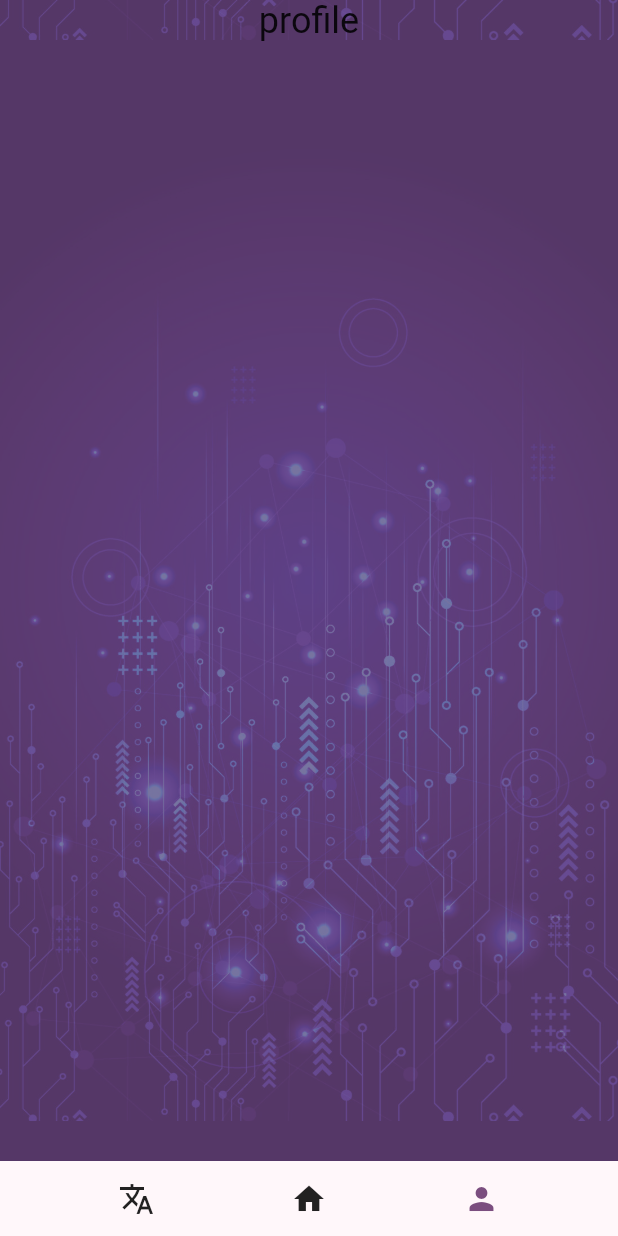
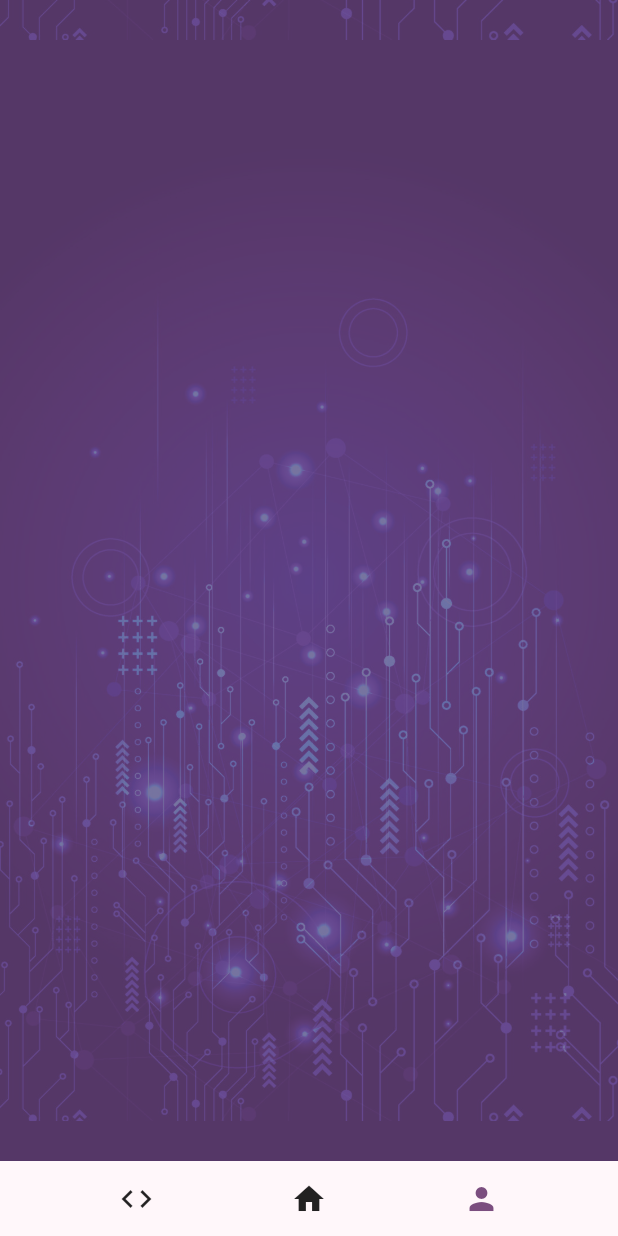
Before and after one commit to apfox500/SoftDev2023, a Flutter app: the screen it shows after launch, after a tap on the "person" icon, on a phone screen of 412 x 824 dp. Run offline on Flutter 3.47's test engine with Material 2 defaults, Android fonts, the phone set to English and light mode, and no system bars; our stand-ins replace page_transition; network calls fail; statements that could not run were skipped.

Commit message:
reset translate and profile to blank

```diff
--- a/koda/lib/bottom_buttons.dart
+++ b/koda/lib/bottom_buttons.dart
@@ -8,11 +8,10 @@ import 'home.dart';
 
 double buttonHeight = 50;
 
-//TODO: rework this page to be liken the one in perfectplate
 class FooterButtons extends StatelessWidget {
-  const FooterButtons(this.global, {Key? key, this.page = "home"}) : super(key: key);
+  const FooterButtons(this.global, {Key? key, this.page = "Home"}) : super(key: key);
   final Global global;
-  final String page;
+  final String page; //page that currently on
   @override
   Widget build(BuildContext context) {
     return SizedBox(
@@ -20,69 +19,76 @@ class FooterButtons extends StatelessWidget {
       child: Row(
         mainAxisAlignment: MainAxisAlignment.spaceEvenly,
         children: [
-          //translate page -- translate
-          IconButton(
+          //Translate
+          Button(
+            name: "Translate",
+            pageWidget: TranslatePage(global),
+            currentPage: page,
+            color: Theme.of(context).colorScheme.primary,
+            icon: Icons.code, //TODO: better icon here
+          ),
+          //home page -- Home
+          Button(
+            name: "Home",
+            pageWidget: HomePage(global),
+            currentPage: page,
+            color: Theme.of(context).colorScheme.primary,
+            icon: Icons.home,
+          ),
+          //Profile page
+          Button(
+            name: "Profile",
+            pageWidget: ProfilePage(global),
+            currentPage: page,
+            color: Theme.of(context).colorScheme.primary,
+            icon: Icons.person,
+          )
+        ],
+      ),
+    );
+  }
+}
+
+class Button extends StatelessWidget {
+  //This class makes the buttons so it isn't a bunch of repeated code
+  const Button({
+    Key? key,
+    required this.name,
+    required this.pageWidget,
+    required this.currentPage,
+    required this.color,
+    required this.icon,
+  }) : super(key: key);
+
+  final String name; //name of this button/page it goes to
+  final Widget pageWidget; //widget that the button actually goes to(i.e. MyHomePage())
+  final String currentPage; //page user is currently on
+  final Color color; //theme color or color that the button will be
+  final IconData icon;
+
+  @override
+  Widget build(BuildContext context) {
+    return IconButton(
       onPressed: () {
-              if (page != "translate") {
+        //this basially just makes sure that we aren't already on that page, and then itll send you
+        if (currentPage != name) {
           Navigator.push(
             context,
             PageTransition(
               type: PageTransitionType.fade,
               fullscreenDialog: true,
-                    child: TranslatePage(global),
+              child: pageWidget,
             ),
           );
         }
       },
       icon: Icon(
-              Icons.translate,
-              color: (page == "translate") ? Theme.of(context).colorScheme.primary : null,
+        icon, //icon for the page
+        color: (currentPage == name)
+            ? color
+            : null, //button will be the provided color when the user is on that page
       ),
-            tooltip: "translate",
-          ),
-          //home page -- home
-          IconButton(
-            onPressed: () {
-              if (page != "home") {
-                Navigator.push(
-                  context,
-                  PageTransition(
-                    type: PageTransitionType.fade,
-                    fullscreenDialog: true,
-                    child: HomePage(global),
-                  ),
-                );
-              }
-            },
-            icon: Icon(
-              Icons.home,
-              color: (page == "home") ? Theme.of(context).colorScheme.primary : null,
-            ),
-            tooltip: "home",
-          ),
-
-//profile page -- proflie
-          IconButton(
-            onPressed: () {
-              if (page != "profile") {
-                Navigator.push(
-                  context,
-                  PageTransition(
-                    type: PageTransitionType.fade,
-                    fullscreenDialog: true,
-                    child: ProfilePage(global),
-                  ),
-                );
-              }
-            },
-            icon: Icon(
-              Icons.person,
-              color: (page == "profile") ? Theme.of(context).colorScheme.primary : null,
-            ),
-            tooltip: "profile",
-          ),
-        ],
-      ),
+      tooltip: name, //lil thing thats floats when you hover over it
     );
   }
 }
--- a/koda/lib/profile.dart
+++ b/koda/lib/profile.dart
@@ -20,17 +20,11 @@ class _ProfilePageState extends State<ProfilePage> {
         width: double.infinity,
         height: double.infinity,
         decoration: backgroundDecoration(context),
-        child: Center(
-          child: Column(
-            children: [
-              Text("profile", style: Theme.of(context).textTheme.headline5),
-            ],
-          ),
-        ),
+        child: Center(),
       ),
       bottomNavigationBar: FooterButtons(
         global,
-        page: "profile",
+        page: "Profile",
       ),
     );
   }
--- a/koda/lib/translate.dart
+++ b/koda/lib/translate.dart
@@ -17,49 +17,21 @@ class _TranslatePageState extends State<TranslatePage> {
   @override
   Widget build(BuildContext context) {
     Global global = widget.global;
-    double padding = 8;
-    double titleHeight = MediaQuery.of(context).textScaleFactor * 20;
-    double height = MediaQuery.of(context).size.height - buttonHeight - padding * 2 - titleHeight;
-    double width = MediaQuery.of(context).size.width - padding * 2;
+    double height = MediaQuery.of(context).size.height;
+    double width = MediaQuery.of(context).size.width;
     return Scaffold(
       body: Container(
         width: double.infinity,
         height: double.infinity,
         decoration: backgroundDecoration(context),
-        child: Padding(
-          padding: EdgeInsets.all(padding),
-          child: Center(
-            child: Column(
-              mainAxisAlignment: MainAxisAlignment.spaceBetween,
-              children: [
-                Text(
-                  "Translate",
-                  style: TextStyle(color: Theme.of(context).colorScheme.onBackground, fontSize: 20),
-                ),
-                Container(
-                  //pseudocode box?
-                  width: width,
-                  height: height / 2.1,
-                  decoration: BoxDecoration(
-                      color: Theme.of(context).colorScheme.tertiary,
-                      borderRadius: BorderRadius.circular(15)),
-                ),
-                Container(
-                  //code box?
-                  width: width,
-                  height: height / 2.1,
-                  decoration: BoxDecoration(
-                      color: Theme.of(context).colorScheme.secondary,
-                      borderRadius: BorderRadius.circular(15)),
-                ),
-              ],
-            ),
-          ),
+        child: const Padding(
+          padding: EdgeInsets.all(8.0),
+          child: Center(),
         ),
       ),
       bottomNavigationBar: FooterButtons(
         global,
-        page: "translate",
+        page: "Translate",
       ),
     );
   }
```
Lines whose indentation alone changed are shown as unchanged.
